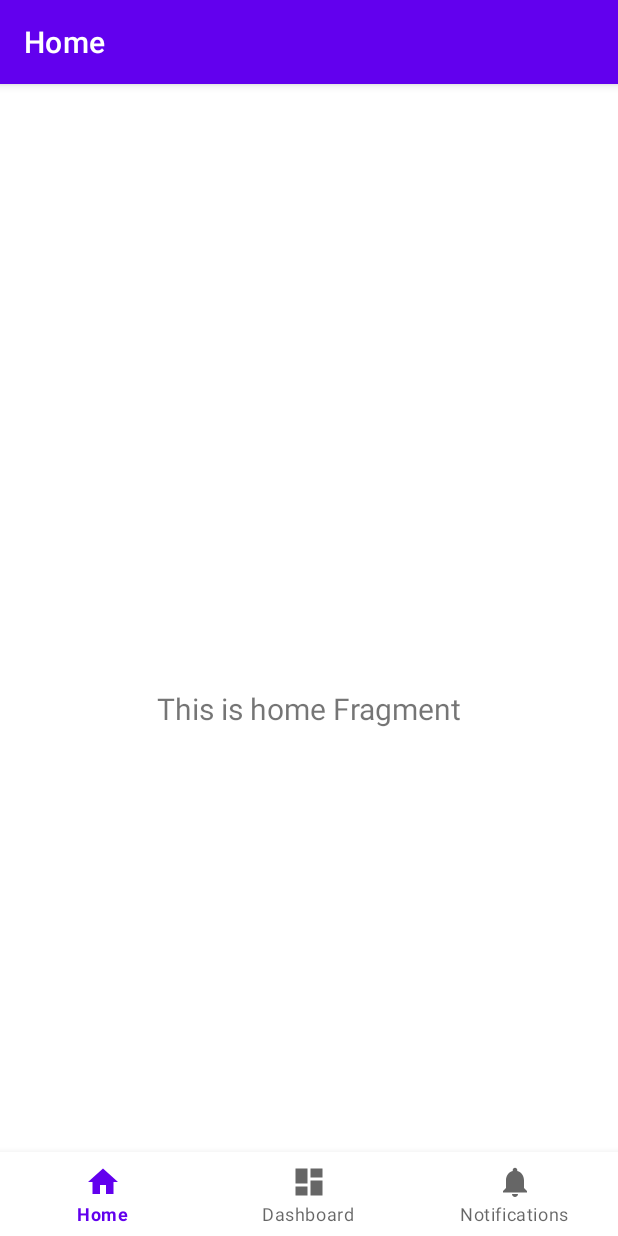
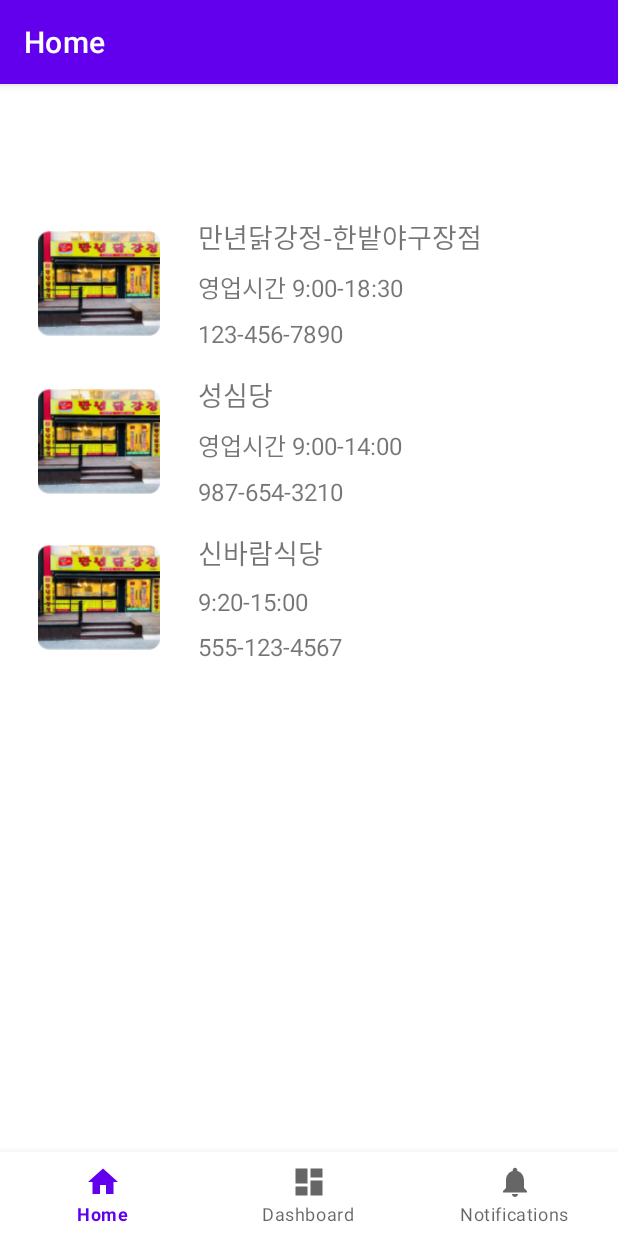
Before and after one commit to sj0919/OTF, an Android app: the HomeFragment screen opened directly, with no data from a screen before it, on a phone screen of 412 x 824 dp. Run offline under Robolectric (Android 15) with nearby library versions, the phone set to English and light mode, and no system bars; our stand-ins replace navigation-ui.

Commit message:
Tab1 리스트 구현

```diff
--- a/app/build.gradle.kts
+++ b/app/build.gradle.kts
@@ -39,7 +39,7 @@ android {
 }
 
 dependencies {
-
+    implementation(libs.androidx.recyclerview)
     implementation(libs.androidx.core.ktx)
     implementation(libs.androidx.appcompat)
     implementation(libs.material)
@@ -49,6 +49,7 @@ dependencies {
     implementation(libs.androidx.navigation.fragment.ktx)
     implementation(libs.androidx.navigation.ui.ktx)
     implementation(libs.firebase.firestore.ktx)
+    implementation(libs.androidx.recyclerview)
     testImplementation(libs.junit)
     androidTestImplementation(libs.androidx.junit)
     androidTestImplementation(libs.androidx.espresso.core)
--- /dev/null
+++ b/app/src/main/java/com/example/week1/ContactsAdapter.kt
@@ -0,0 +1,39 @@
+package com.example.week1
+
+
+import android.view.LayoutInflater
+import android.view.View
+import android.view.ViewGroup
+import android.widget.ImageView
+import android.widget.TextView
+import androidx.recyclerview.widget.RecyclerView
+import com.example.week1.data.Contact
+
+class ContactsAdapter(private val contactList: List<Contact>) : RecyclerView.Adapter<ContactsAdapter.ContactViewHolder>(){
+    class ContactViewHolder(itemView: View) : RecyclerView.ViewHolder(itemView) {
+        val nameTextView: TextView = itemView.findViewById(R.id.contactName)
+        val timeTextView: TextView = itemView.findViewById(R.id.contactTime)
+        val phoneTextView: TextView = itemView.findViewById(R.id.contactPhoneNumber)
+        val contactImageView: ImageView =itemView.findViewById(R.id.contactImage)
+    }
+
+    // ViewHolder 생성
+    override fun onCreateViewHolder(parent: ViewGroup, viewType: Int): ContactViewHolder {
+        val view = LayoutInflater.from(parent.context).inflate(R.layout.contact_item, parent, false)
+        return ContactViewHolder(view)
+    }
+
+    // 데이터 바인딩
+    override fun onBindViewHolder(holder: ContactViewHolder, position: Int) {
+        val contact = contactList[position]
+        holder.nameTextView.text = contact.name
+        holder.timeTextView.text = contact.time
+        holder.phoneTextView.text = contact.phoneNumber
+        holder.contactImageView.setImageResource(contact.image)
+    }
+
+    // 아이템 갯수 반환
+    override fun getItemCount(): Int {
+        return contactList.size
+    }
+}
--- /dev/null
+++ b/app/src/main/java/com/example/week1/data/Contact.kt
@@ -0,0 +1,3 @@
+package com.example.week1.data
+
+data class Contact(val name:String,val time:String,val phoneNumber:String,val image:Int)
--- a/app/src/main/java/com/example/week1/ui/home/HomeFragment.kt
+++ b/app/src/main/java/com/example/week1/ui/home/HomeFragment.kt
@@ -4,35 +4,39 @@ import android.os.Bundle
 import android.view.LayoutInflater
 import android.view.View
 import android.view.ViewGroup
-import android.widget.TextView
 import androidx.fragment.app.Fragment
-import androidx.lifecycle.ViewModelProvider
+import androidx.recyclerview.widget.LinearLayoutManager
+import com.example.week1.R
+import com.example.week1.data.Contact
 import com.example.week1.databinding.FragmentHomeBinding
+import com.example.week1.ContactsAdapter
+
 
 class HomeFragment : Fragment() {
 
     private var _binding: FragmentHomeBinding? = null
-
-    // This property is only valid between onCreateView and
-    // onDestroyView.
     private val binding get() = _binding!!
 
+    private lateinit var contactsAdapter: ContactsAdapter
+    private val contactList = listOf(
+        Contact("만년닭강정-한밭야구장점", "영업시간 9:00-18:30", "123-456-7890", R.drawable.img1),
+        Contact("성심당", "영업시간 9:00-14:00", "987-654-3210",R.drawable.img1),
+        Contact("신바람식당", "9:20-15:00", "555-123-4567",R.drawable.img1)
+    )
+
     override fun onCreateView(
-        inflater: LayoutInflater,
-        container: ViewGroup?,
-        savedInstanceState: Bundle?
-    ): View {
-        val homeViewModel =
-            ViewModelProvider(this).get(HomeViewModel::class.java)
+        inflater: LayoutInflater, container: ViewGroup?, savedInstanceState: Bundle?
+    ): View? {
+        _binding = FragmentHomeBinding.inflate(inflater, container, false)
 
-        _binding = FragmentHomeBinding.inflate(inflater, container, false)
-        val root: View = binding.root
+        // RecyclerView 설정
+        contactsAdapter = ContactsAdapter(contactList)
+        binding.contactsRecyclerView.apply {
+            layoutManager = LinearLayoutManager(context)
+            adapter = contactsAdapter
+        }
 
-        val textView: TextView = binding.textHome
-        homeViewModel.text.observe(viewLifecycleOwner) {
-            textView.text = it
-        }
-        return root
+        return binding.root
     }
 
     override fun onDestroyView() {
--- /dev/null
+++ b/app/src/main/res/drawable/rectangle.xml
@@ -0,0 +1,5 @@
+<?xml version="1.0" encoding="utf-8"?>
+<shape xmlns:android="http://schemas.android.com/apk/res/android">
+    <solid android:color="#FFFFFF" /> <!-- 배경색 -->
+    <corners android:radius="16dp" /> <!-- 둥근 모서리 -->
+</shape>
--- /dev/null
+++ b/app/src/main/res/layout/contact_item.xml
@@ -0,0 +1,54 @@
+<?xml version="1.0" encoding="utf-8"?>
+<androidx.constraintlayout.widget.ConstraintLayout xmlns:android="http://schemas.android.com/apk/res/android"
+    xmlns:app="http://schemas.android.com/apk/res-auto"
+    xmlns:tools="http://schemas.android.com/tools"
+    android:layout_width="match_parent"
+    android:layout_height="wrap_content">
+
+    <!-- 연락처 이미지 표시 ImageView -->
+    <ImageView
+        android:id="@+id/contactImage"
+        android:layout_width="100dp"
+        android:layout_height="70dp"
+        android:layout_marginStart="16dp"
+        android:layout_marginTop="16dp"
+        app:layout_constraintStart_toStartOf="parent"
+        app:layout_constraintTop_toTopOf="parent"
+        app:layout_constraintBottom_toBottomOf="parent"/>
+
+    <!-- 이름 표시 TextView -->
+    <TextView
+        android:id="@+id/contactName"
+        android:layout_width="wrap_content"
+        android:layout_height="wrap_content"
+        android:text="Contact Name"
+        android:textSize="18sp"
+        app:layout_constraintStart_toEndOf="@id/contactImage"
+        app:layout_constraintTop_toTopOf="parent"
+        android:layout_marginStart="16dp"
+        android:layout_marginTop="16dp"/>
+
+    <!-- 시간 표시 TextView -->
+    <TextView
+        android:id="@+id/contactTime"
+        android:layout_width="wrap_content"
+        android:layout_height="wrap_content"
+        android:text="Time"
+        android:textSize="16sp"
+        app:layout_constraintStart_toEndOf="@id/contactImage"
+        app:layout_constraintTop_toBottomOf="@id/contactName"
+        android:layout_marginStart="16dp"
+        android:layout_marginTop="8dp"/>
+
+    <!-- 전화번호 표시 TextView -->
+    <TextView
+        android:id="@+id/contactPhoneNumber"
+        android:layout_width="wrap_content"
+        android:layout_height="wrap_content"
+        android:text="Phone Number"
+        android:textSize="16sp"
+        app:layout_constraintStart_toEndOf="@id/contactImage"
+        app:layout_constraintTop_toBottomOf="@id/contactTime"
+        android:layout_marginStart="16dp"
+        android:layout_marginTop="8dp"/>
+</androidx.constraintlayout.widget.ConstraintLayout>
--- a/app/src/main/res/layout/fragment_home.xml
+++ b/app/src/main/res/layout/fragment_home.xml
@@ -19,4 +19,19 @@
         app:layout_constraintEnd_toEndOf="parent"
         app:layout_constraintStart_toStartOf="parent"
         app:layout_constraintTop_toTopOf="parent" />
+    <FrameLayout
+        android:id="@+id/phoneContainer"
+        android:layout_width="match_parent"
+        android:layout_height="match_parent" />
+
+    <androidx.recyclerview.widget.RecyclerView
+        android:id="@+id/contactsRecyclerView"
+        android:layout_width="match_parent"
+        android:layout_height="match_parent"
+        android:layout_marginTop="16dp"
+        app:layout_constraintTop_toTopOf="parent"
+        app:layout_constraintStart_toStartOf="parent"
+        app:layout_constraintEnd_toEndOf="parent"
+        app:layout_constraintBottom_toBottomOf="parent" />
+
 </androidx.constraintlayout.widget.ConstraintLayout>
--- a/gradle/libs.versions.toml
+++ b/gradle/libs.versions.toml
@@ -13,6 +13,7 @@ lifecycleViewmodelKtx = "2.6.1"
 navigationFragmentKtx = "2.6.0"
 navigationUiKtx = "2.6.0"
 firebaseFirestoreKtx = "25.1.1"
+recyclerview = "1.3.2"
 
 [libraries]
 androidx-core-ktx = { group = "androidx.core", name = "core-ktx", version.ref = "coreKtx" }
@@ -27,6 +28,7 @@ androidx-lifecycle-viewmodel-ktx = { group = "androidx.lifecycle", name = "lifec
 androidx-navigation-fragment-ktx = { group = "androidx.navigation", name = "navigation-fragment-ktx", version.ref = "navigationFragmentKtx" }
 androidx-navigation-ui-ktx = { group = "androidx.navigation", name = "navigation-ui-ktx", version.ref = "navigationUiKtx" }
 firebase-firestore-ktx = { group = "com.google.firebase", name = "firebase-firestore-ktx", version.ref = "firebaseFirestoreKtx" }
+androidx-recyclerview = { group = "androidx.recyclerview", name = "recyclerview", version.ref = "recyclerview" }
 
 [plugins]
 android-application = { id = "com.android.application", version.ref = "agp" }
```
Also changed, not shown: app/src/main/AndroidManifest.xml (+0 -11 lines), app/src/main/res/drawable/background_shape.xml (added, +7 -0 lines), app/src/main/res/layout/activity_phone.xml (added, +35 -0 lines), app/src/main/res/drawable/img1.png (added).
